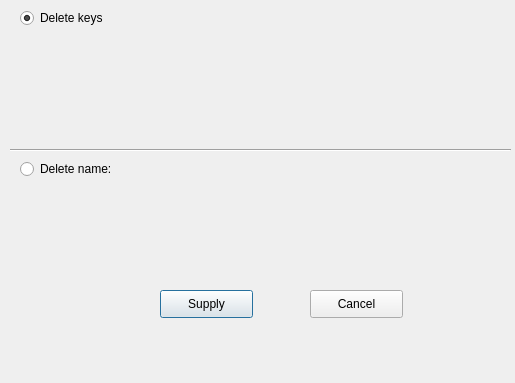
Above: Wedding/del.ui from livitalek/curs before the change. Below: the same form after it.
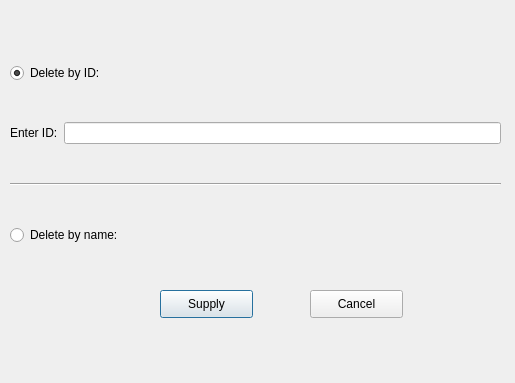
That is the form after the change.

Diff of the .ui file:
```diff
--- a/Wedding/del.ui
+++ b/Wedding/del.ui
@@ -39,47 +39,55 @@
     <string>Cancel</string>
    </property>
   </widget>
-  <widget class="QRadioButton" name="radioButton">
-   <property name="geometry">
-    <rect>
-     <x>20</x>
-     <y>10</y>
-     <width>83</width>
-     <height>16</height>
-    </rect>
-   </property>
-   <property name="text">
-    <string>Delete keys:</string>
-   </property>
-   <property name="checked">
-    <bool>true</bool>
-   </property>
-  </widget>
-  <widget class="QRadioButton" name="radioButton_2">
-   <property name="geometry">
-    <rect>
-     <x>20</x>
-     <y>160</y>
-     <width>101</width>
-     <height>18</height>
-    </rect>
-   </property>
-   <property name="text">
-    <string>Delete name:</string>
-   </property>
-  </widget>
-  <widget class="Line" name="line">
+  <widget class="QWidget" name="">
    <property name="geometry">
     <rect>
      <x>10</x>
-     <y>140</y>
-     <width>501</width>
-     <height>20</height>
+     <y>30</y>
+     <width>491</width>
+     <height>251</height>
     </rect>
    </property>
-   <property name="orientation">
-    <enum>Qt::Horizontal</enum>
-   </property>
+   <layout class="QGridLayout" name="gridLayout">
+    <item row="3" column="0" colspan="2">
+     <widget class="QRadioButton" name="radioButton_2">
+      <property name="text">
+       <string>Delete by name:</string>
+      </property>
+     </widget>
+    </item>
+    <item row="2" column="0" colspan="2">
+     <widget class="Line" name="line">
+      <property name="orientation">
+       <enum>Qt::Horizontal</enum>
+      </property>
+     </widget>
+    </item>
+    <item row="0" column="0" colspan="2">
+     <widget class="QRadioButton" name="radioButton">
+      <property name="text">
+       <string>Delete by ID:</string>
+      </property>
+      <property name="checked">
+       <bool>true</bool>
+      </property>
+     </widget>
+    </item>
+    <item row="1" column="0">
+     <widget class="QLabel" name="label">
+      <property name="text">
+       <string>Enter ID:</string>
+      </property>
+     </widget>
+    </item>
+    <item row="1" column="1">
+     <widget class="QLineEdit" name="lineEdit">
+      <property name="enabled">
+       <bool>true</bool>
+      </property>
+     </widget>
+    </item>
+   </layout>
   </widget>
  </widget>
  <resources/>
```
